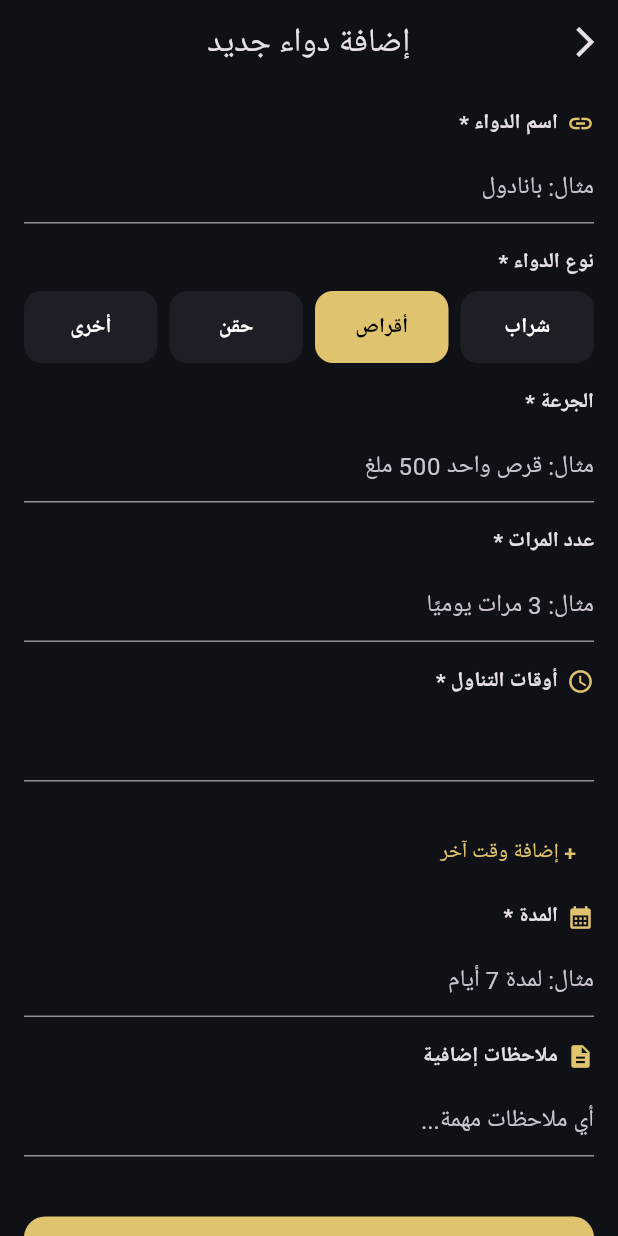
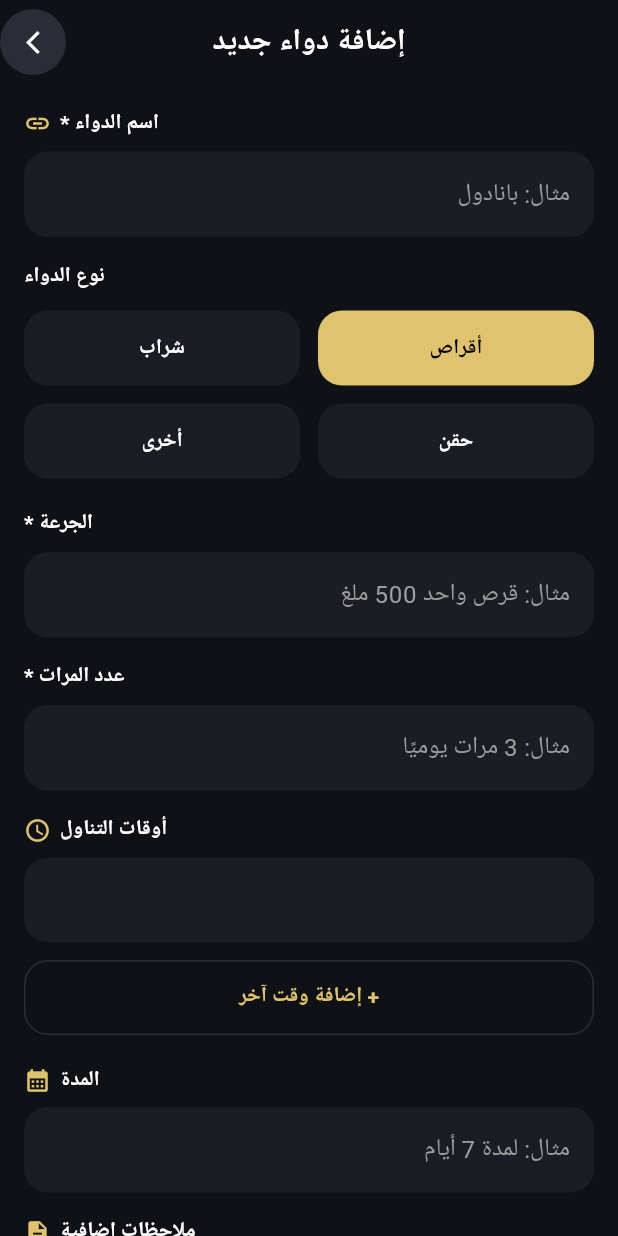
Before and after one commit to Deemabakhyer/nabih, a Flutter app: the AddMedicineScreen screen opened directly, on a phone screen of 412 x 824 dp. Run offline on Flutter 3.47's test engine with Material 3 defaults, Android fonts, the phone set to English and light mode, and no system bars; our stand-ins replace get, google_fonts; Roboto replaces fonts that are missing (Cairo).

Commit message:
Update add_med_screen.dart

```diff
--- a/lib/scenes/add_med_screen.dart
+++ b/lib/scenes/add_med_screen.dart
@@ -1,31 +1,5 @@
 import 'package:flutter/material.dart';
-import 'package:get/get.dart';
-import 'home_screen.dart';
-
-class AddMedScreen extends StatelessWidget {
-  const AddMedScreen({super.key});
-
-  @override
-  Widget build(BuildContext context) {
-    return MaterialApp(
-      debugShowCheckedModeBanner: false,
-      theme: ThemeData.dark().copyWith(
-        scaffoldBackgroundColor: const Color(0xFF0F1115),
-        primaryColor: const Color(0xFFE0C36E),
-        inputDecorationTheme: InputDecorationTheme(
-          filled: true,
-          fillColor: const Color(0xFF1C1F26),
-          border: OutlineInputBorder(
-            borderRadius: BorderRadius.circular(12),
-            borderSide: BorderSide.none,
-          ),
-          hintStyle: const TextStyle(color: Colors.grey),
-        ),
-      ),
-      home: const AddMedicineScreen(),
-    );
-  }
-}
+import 'package:google_fonts/google_fonts.dart';
 
 class AddMedicineScreen extends StatefulWidget {
   const AddMedicineScreen({super.key});
@@ -35,29 +9,192 @@ class AddMedicineScreen extends StatefulWidget {
 }
 
 class _AddMedicineScreenState extends State<AddMedicineScreen> {
-  String selectedType = "أقراص";
+  String selectedType = 'أقراص';
 
-  Widget buildTypeButton(String title) {
-    final isSelected = selectedType == title;
+  @override
+  Widget build(BuildContext context) {
+    return Directionality(
+      textDirection: TextDirection.rtl,
+      child: Scaffold(
+        backgroundColor: const Color(0xFF0F1117),
+
+        // ===== AppBar =====
+        appBar: AppBar(
+          automaticallyImplyLeading: false,
+          backgroundColor: const Color(0xFF0F1117),
+          elevation: 0,
+          centerTitle: true,
+          title: Text(
+            'إضافة دواء جديد',
+            style: GoogleFonts.cairo(
+              fontSize: 20,
+              fontWeight: FontWeight.bold,
+              color: Colors.white,
+            ),
+          ),
+          actions: [
+            Padding(
+              padding: const EdgeInsets.only(right: 12),
+              child: CircleAvatar(
+                radius: 22,
+                backgroundColor: const Color(0xFF2A2D36), // دائرة أوضح
+                child: IconButton(
+                  icon: const Icon(
+                    Icons.arrow_forward_ios,
+                    color: Colors.white,
+                    size: 18,
+                  ),
+                  onPressed: () => Navigator.pop(context),
+                ),
+              ),
+            ),
+          ],
+        ),
+
+        body: SingleChildScrollView(
+          padding: const EdgeInsets.all(16),
+          child: Column(
+            crossAxisAlignment: CrossAxisAlignment.end, // ✅ كله يمين
+            children: [
+              _label('اسم الدواء *', icon: Icons.link),
+              _input('مثال: بانادول'),
+
+              const SizedBox(height: 16),
+              _label('نوع الدواء'),
+
+              const SizedBox(height: 12),
+              Row(
+                mainAxisAlignment: MainAxisAlignment.end,
+                children: [
+                  _typeButton('أقراص'),
+                  const SizedBox(width: 12),
+                  _typeButton('شراب'),
+                ],
+              ),
+              const SizedBox(height: 12),
+              Row(
+                mainAxisAlignment: MainAxisAlignment.end,
+                children: [
+                  _typeButton('حقن'),
+                  const SizedBox(width: 12),
+                  _typeButton('أخرى'),
+                ],
+              ),
+
+              const SizedBox(height: 20),
+              _label('الجرعة *'),
+              _input('مثال: قرص واحد 500 ملغ'),
+
+              const SizedBox(height: 16),
+              _label('عدد المرات *'),
+              _input('مثال: 3 مرات يوميًا'),
+
+              const SizedBox(height: 16),
+              _label('أوقات التناول', icon: Icons.access_time),
+              _input(''),
+
+              const SizedBox(height: 12),
+              _dashedButton('+ إضافة وقت آخر'),
+
+              const SizedBox(height: 20),
+              _label('المدة', icon: Icons.calendar_month),
+              _input('مثال: لمدة 7 أيام'),
+
+              const SizedBox(height: 16),
+              _label('ملاحظات إضافية', icon: Icons.description),
+              _bigInput('أي ملاحظات مهمة...'),
+
+              const SizedBox(height: 24),
+              _submitButton(),
+            ],
+          ),
+        ),
+      ),
+    );
+  }
+
+  // ===== Widgets =====
+
+  Widget _label(String text, {IconData? icon}) {
+    return Row(
+      mainAxisAlignment: MainAxisAlignment.end,
+      children: [
+        Text(
+          text,
+          style: GoogleFonts.cairo(
+            color: Colors.white,
+            fontWeight: FontWeight.bold,
+          ),
+          textAlign: TextAlign.right,
+        ),
+        if (icon != null) const SizedBox(width: 6),
+        if (icon != null)
+          Icon(icon, color: const Color(0xFFE0C36E), size: 18),
+      ],
+    );
+  }
+
+  Widget _input(String hint) {
+    return Container(
+      alignment: Alignment.centerRight, // ✅ سطر الحسم
+      margin: const EdgeInsets.only(top: 8),
+      child: TextField(
+        textAlign: TextAlign.right,
+        textDirection: TextDirection.rtl,
+        style: GoogleFonts.cairo(color: Colors.white),
+        decoration: InputDecoration(
+          hintText: hint,
+          hintStyle: GoogleFonts.cairo(color: Colors.grey),
+          filled: true,
+          fillColor: const Color(0xFF1A1D24),
+          border: OutlineInputBorder(
+            borderRadius: BorderRadius.circular(16),
+            borderSide: BorderSide.none,
+          ),
+        ),
+      ),
+    );
+  }
+
+  Widget _bigInput(String hint) {
+    return Container(
+      alignment: Alignment.centerRight,
+      margin: const EdgeInsets.only(top: 8),
+      child: TextField(
+        maxLines: 4,
+        textAlign: TextAlign.right,
+        textDirection: TextDirection.rtl,
+        style: GoogleFonts.cairo(color: Colors.white),
+        decoration: InputDecoration(
+          hintText: hint,
+          hintStyle: GoogleFonts.cairo(color: Colors.grey),
+          filled: true,
+          fillColor: const Color(0xFF1A1D24),
+          border: OutlineInputBorder(
+            borderRadius: BorderRadius.circular(16),
+            borderSide: BorderSide.none,
+          ),
+        ),
+      ),
+    );
+  }
+
+  Widget _typeButton(String text) {
+    final isSelected = selectedType == text;
     return Expanded(
       child: GestureDetector(
-        onTap: () {
-          setState(() {
-            selectedType = title;
-          });
-        },
+        onTap: () => setState(() => selectedType = text),
         child: Container(
-          height: 48,
+          height: 50,
           decoration: BoxDecoration(
-            color: isSelected
-                ? const Color(0xFFE0C36E)
-                : const Color(0xFF1C1F26),
-            borderRadius: BorderRadius.circular(12),
+            color:
+            isSelected ? const Color(0xFFE0C36E) : const Color(0xFF1A1D24),
+            borderRadius: BorderRadius.circular(16),
           ),
           child: Center(
             child: Text(
-              title,
-              style: TextStyle(
+              text,
+              style: GoogleFonts.cairo(
                 color: isSelected ? Colors.black : Colors.white,
                 fontWeight: FontWeight.bold,
               ),
@@ -68,108 +205,45 @@ class _AddMedicineScreenState extends State<AddMedicineScreen> {
     );
   }
 
-  Widget buildField(String label, String hint, {IconData? icon}) {
-    return Column(
-      crossAxisAlignment: CrossAxisAlignment.start,
-      children: [
-        Row(
-          children: [
-            if (icon != null)
-              Icon(icon, color: const Color(0xFFE0C36E), size: 18),
-            if (icon != null) const SizedBox(width: 6),
-            Text(label, style: const TextStyle(fontWeight: FontWeight.bold)),
-          ],
+  Widget _dashedButton(String text) {
+    return Container(
+      width: double.infinity,
+      height: 50,
+      decoration: BoxDecoration(
+        borderRadius: BorderRadius.circular(16),
+        border: Border.all(color: const Color(0xFF2A2D36)),
       ),
-        const SizedBox(height: 8),
-        TextField(decoration: InputDecoration(hintText: hint)),
-        const SizedBox(height: 16),
-      ],
+      child: Center(
+        child: Text(
+          text,
+          style: GoogleFonts.cairo(
+            color: const Color(0xFFE0C36E),
+            fontWeight: FontWeight.bold,
+          ),
+        ),
+      ),
     );
   }
 
-  @override
-  Widget build(BuildContext context) {
-    return Scaffold(
-      appBar: AppBar(
-        title: const Text("إضافة دواء جديد"),
-        backgroundColor: Colors.transparent,
-        elevation: 0,
-        centerTitle: true,
-        leading: IconButton(
-          icon: const Icon(Icons.arrow_back_ios),
-          onPressed: () {
-            Get.offAll(() => const HomeScreen()); // ✅ GetX navigation to Home
-          },
-        ),
-      ),
-      body: SingleChildScrollView(
-        padding: const EdgeInsets.all(16),
-        child: Column(
-          crossAxisAlignment: CrossAxisAlignment.start,
-          children: [
-            buildField("اسم الدواء *", "مثال: بانادول", icon: Icons.link),
-            const Text(
-              "نوع الدواء *",
-              style: TextStyle(fontWeight: FontWeight.bold),
-            ),
-            const SizedBox(height: 8),
-            Row(
-              children: [
-                buildTypeButton("شراب"),
-                const SizedBox(width: 8),
-                buildTypeButton("أقراص"),
-                const SizedBox(width: 8),
-                buildTypeButton("حقن"),
-                const SizedBox(width: 8),
-                buildTypeButton("أخرى"),
-              ],
-            ),
-            const SizedBox(height: 16),
-            buildField("الجرعة *", "مثال: قرص واحد 500 ملغ"),
-            buildField("عدد المرات *", "مثال: 3 مرات يوميًا"),
-            buildField("أوقات التناول *", "", icon: Icons.access_time),
-            const SizedBox(height: 8),
-            TextButton(
-              onPressed: () {},
-              child: const Text(
-                "+ إضافة وقت آخر",
-                style: TextStyle(color: Color(0xFFE0C36E)),
-              ),
-            ),
-            const SizedBox(height: 8),
-            buildField(
-              "المدة *",
-              "مثال: لمدة 7 أيام",
-              icon: Icons.calendar_month,
-            ),
-            buildField(
-              "ملاحظات إضافية",
-              "أي ملاحظات مهمة...",
-              icon: Icons.description,
-            ),
-            const SizedBox(height: 24),
-            SizedBox(
+  Widget _submitButton() {
+    return SizedBox(
       width: double.infinity,
       height: 56,
       child: ElevatedButton(
         style: ElevatedButton.styleFrom(
           backgroundColor: const Color(0xFFE0C36E),
           shape: RoundedRectangleBorder(
-                    borderRadius: BorderRadius.circular(14),
+            borderRadius: BorderRadius.circular(18),
           ),
         ),
         onPressed: () {},
-                child: const Text(
-                  "إضافة الدواء",
-                  style: TextStyle(
+        child: Text(
+          'إضافة الدواء',
+          style: GoogleFonts.cairo(
             color: Colors.black,
-                    fontSize: 16,
+            fontSize: 18,
             fontWeight: FontWeight.bold,
           ),
-                ),
-              ),
-            ),
-          ],
         ),
       ),
     );
```
Lines whose indentation alone changed are shown as unchanged.
